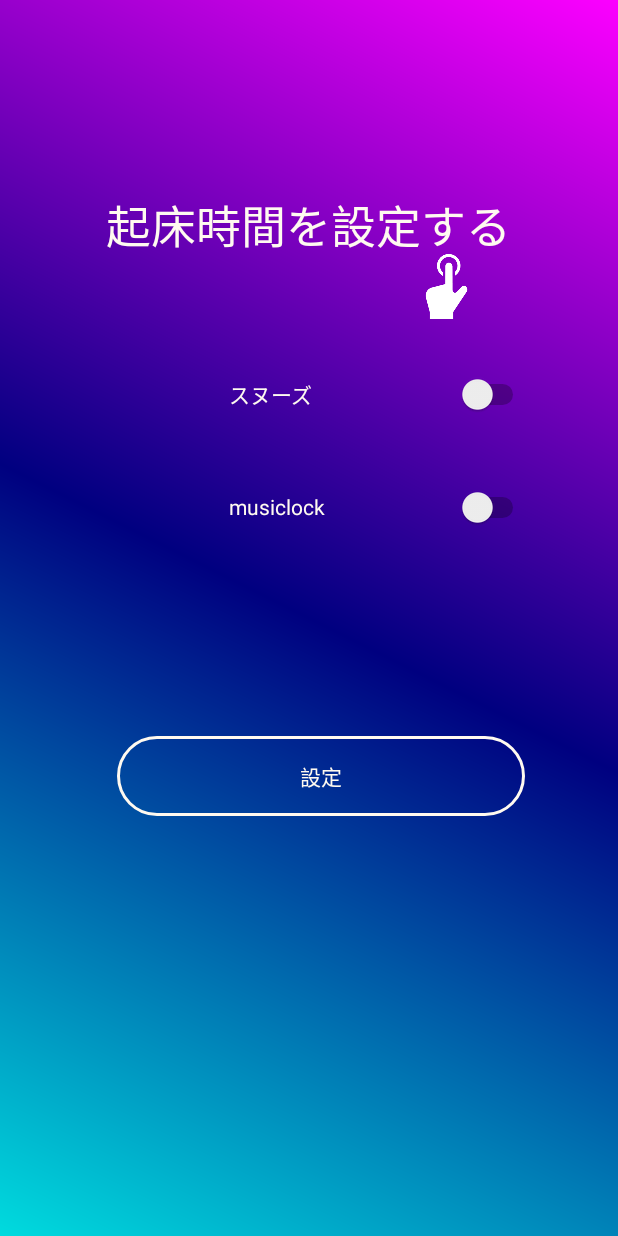
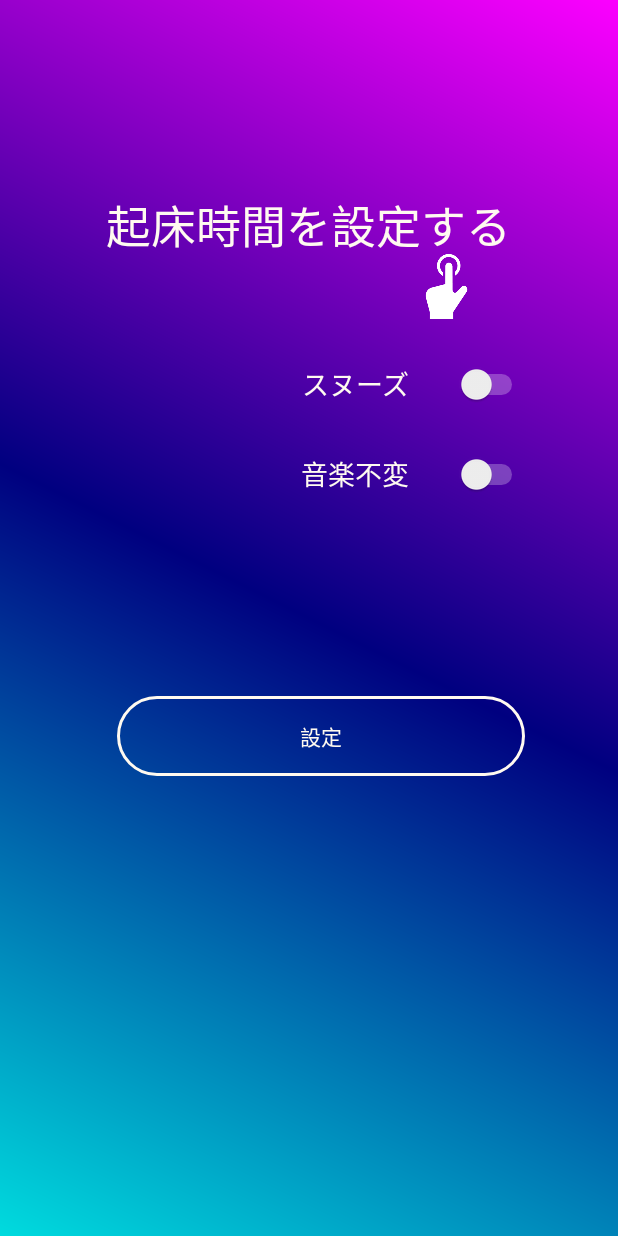
Before and after one commit to minoru1027/SleepLeader, an Android app: the AlarmSetActivity screen opened directly, with no data from a screen before it, on a phone screen of 412 x 824 dp. Run offline under Robolectric (Android 15) with nearby library versions, the phone set to English and light mode, and no system bars; libraries missing offline, so code that uses them is left out: io.realm, io.realm.kotlin; Roboto replaces fonts that are not available here; 3 statements that could not run were skipped.

Commit message:
add:修正

```diff
--- /dev/null
+++ b/app/src/main/res/drawable/switch_bg.xml
@@ -0,0 +1,4 @@
+<?xml version="1.0" encoding="utf-8"?>
+<selector xmlns:android="http://schemas.android.com/apk/res/android">
+
+</selector>
--- a/app/src/main/res/layout/activity_alarm_set.xml
+++ b/app/src/main/res/layout/activity_alarm_set.xml
@@ -23,16 +23,20 @@
 
     <Switch
             android:id="@+id/musicFlag"
-            android:layout_width="200dp"
-            android:layout_height="49dp"
-            android:layout_marginTop="24dp"
-            android:text="musiclock"
+            android:layout_width="65dp"
+            android:layout_height="40dp"
+            android:layout_marginTop="20dp"
+            android:layout_marginEnd="50dp"
+
             android:textColor="#fffaf0"
             android:textColorHint="#fffaf0"
+            android:theme="@style/CustomSwitch"
             app:layout_constraintEnd_toEndOf="parent"
-            app:layout_constraintHorizontal_bias="0.72"
-            app:layout_constraintStart_toStartOf="parent"
-            app:layout_constraintTop_toBottomOf="@+id/snoozeFlag" />
+            app:layout_constraintStart_toEndOf="@+id/textView2"
+            app:layout_constraintTop_toBottomOf="@+id/snoozeFlag"
+
+
+            />
 
     <Spinner
             android:id="@+id/musicSpinner"
@@ -49,16 +53,18 @@
 
     <Switch
             android:id="@+id/snoozeFlag"
-            android:layout_width="200dp"
-            android:layout_height="53dp"
+            android:layout_width="65dp"
+            android:layout_height="40dp"
             android:layout_marginTop="52dp"
-            android:text="スヌーズ"
+            android:layout_marginEnd="50dp"
+
             android:textColor="#fffaf0"
             android:textColorHint="#fffaf0"
+            android:theme="@style/CustomSwitch"
             app:layout_constraintEnd_toEndOf="parent"
-            app:layout_constraintHorizontal_bias="0.72"
-            app:layout_constraintStart_toStartOf="parent"
-            app:layout_constraintTop_toBottomOf="@+id/timePicker" />
+            app:layout_constraintStart_toEndOf="@+id/スヌーズ"
+            app:layout_constraintTop_toBottomOf="@+id/timePicker"
+            />
 
     <TextView
             android:id="@+id/timePicker"
@@ -74,7 +80,8 @@
             app:layout_constraintEnd_toEndOf="parent"
             app:layout_constraintHorizontal_bias="0.495"
             app:layout_constraintStart_toStartOf="parent"
-            app:layout_constraintTop_toTopOf="parent" />
+            app:layout_constraintTop_toTopOf="parent"
+            />
 
     <ImageView
             android:id="@+id/imageView"
@@ -85,4 +92,30 @@
             app:layout_constraintBottom_toTopOf="@+id/snoozeFlag"
             app:layout_constraintStart_toStartOf="parent"
             app:srcCompat="@mipmap/touch" />
+
+    <TextView
+            android:id="@+id/スヌーズ"
+            android:layout_width="79dp"
+            android:layout_height="40dp"
+            android:layout_marginStart="197dp"
+            android:layout_marginTop="52dp"
+            android:gravity="center"
+            android:text="スヌーズ"
+            android:textColor="#fffaf0"
+            android:textSize="18sp"
+            app:layout_constraintStart_toStartOf="parent"
+            app:layout_constraintTop_toBottomOf="@+id/timePicker" />
+
+    <TextView
+            android:id="@+id/textView2"
+            android:layout_width="79dp"
+            android:layout_height="40dp"
+            android:layout_marginStart="197dp"
+            android:layout_marginTop="20dp"
+            android:gravity="center"
+            android:text="音楽不変"
+            android:textColor="#fffaf0"
+            android:textSize="18sp"
+            app:layout_constraintStart_toStartOf="parent"
+            app:layout_constraintTop_toBottomOf="@+id/スヌーズ" />
 </androidx.constraintlayout.widget.ConstraintLayout>
--- a/app/src/main/res/values/styles.xml
+++ b/app/src/main/res/values/styles.xml
@@ -8,9 +8,11 @@
         <item name="colorAccent">@color/colorAccent</item>
     </style>
 
-    <style name="TimePicker">
-        <item name="android:numbersTextColor">#000</item>
-        <item name="android:textColor">#FFF</item>
+    <style name="CustomSwitch" parent="Theme.AppCompat.Light">
+        <item name="colorControlActivated">#ececec</item>
+        <item name="android:colorForeground">#fff</item>
+
+
     </style>
 
 </resources>
```
